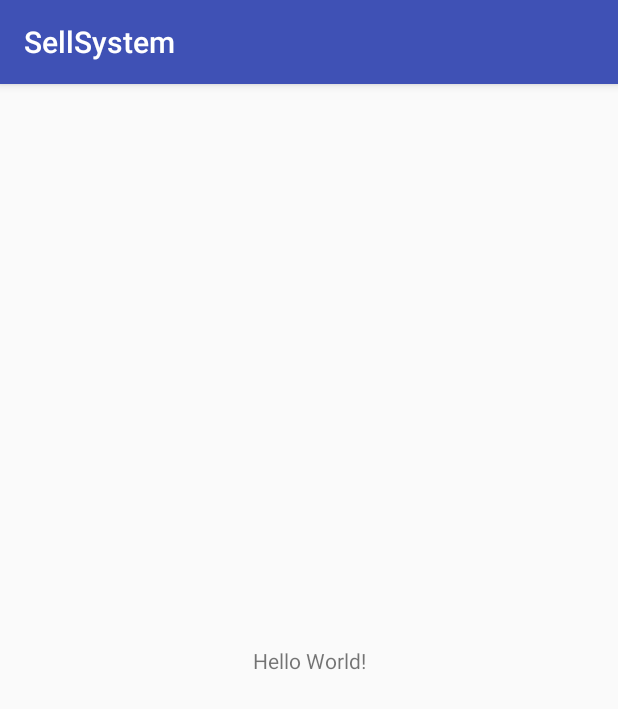
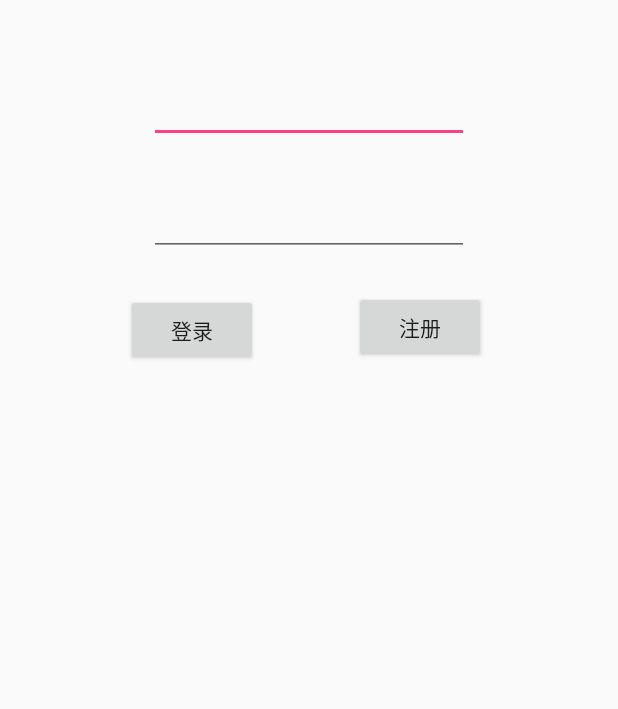
Before and after one commit to lqhshishen/SellSystem, an Android app: the screen it shows after launch (MainActivity before the commit, LoginActivity after it), on a phone screen of 412 x 824 dp. Shown: the top 709 px of the screen. Run offline under Robolectric (Android 15) with nearby library versions, the phone set to English and light mode, and no system bars; our stand-ins replace ButterKnife.

Commit message:
登录页面（暂时

```diff
--- /dev/null
+++ b/app/src/main/java/com/sell/liqihao/sellsystem/Login/LoginActivity.java
@@ -0,0 +1,49 @@
+package com.sell.liqihao.sellsystem.Login;
+
+import android.app.Activity;
+import android.support.v7.app.AppCompatActivity;
+import android.os.Bundle;
+import android.view.View;
+import android.widget.Button;
+import android.widget.EditText;
+import android.widget.Toast;
+
+import com.sell.liqihao.sellsystem.R;
+
+import butterknife.BindView;
+import butterknife.ButterKnife;
+import butterknife.OnClick;
+
+public class LoginActivity extends AppCompatActivity {
+
+    Activity mContext;
+
+    @BindView(R.id.edt_password)
+    EditText edtpassword;
+    @BindView(R.id.edt_username)
+    EditText edtusername;
+    @BindView(R.id.login_btn_login)
+    Button btnlogin;
+    @BindView(R.id.login_btn_register)
+    Button btnregister;
+
+    @Override
+    protected void onCreate(Bundle savedInstanceState) {
+        super.onCreate(savedInstanceState);
+        mContext = LoginActivity.this;
+        setContentView(R.layout.activity_login);
+        ButterKnife.bind(mContext);
+    }
+
+    @OnClick({R.id.login_btn_register,R.id.login_btn_login})
+    public void onClick(View view) {
+        switch (view.getId()) {
+            case R.id.login_btn_register:
+                Toast.makeText(mContext, "123", Toast.LENGTH_SHORT).show();
+                break;
+            case R.id.login_btn_login:
+                Toast.makeText(mContext, "1234", Toast.LENGTH_SHORT).show();
+                break;
+        }
+    }
+}
--- a/app/src/main/java/com/sell/liqihao/sellsystem/MainActivity.java
+++ b/app/src/main/java/com/sell/liqihao/sellsystem/MainActivity.java
@@ -1,13 +1,64 @@
 package com.sell.liqihao.sellsystem;
 
+import android.annotation.SuppressLint;
+import android.app.Activity;
+import android.content.Intent;
+import android.os.Handler;
+import android.os.Message;
 import android.support.v7.app.AppCompatActivity;
 import android.os.Bundle;
+import android.view.View;
+import android.widget.Button;
+import android.widget.EditText;
+import android.widget.ImageView;
+import android.widget.Toast;
+
+import com.sell.liqihao.sellsystem.Login.LoginActivity;
+
+import butterknife.BindView;
+import butterknife.ButterKnife;
+import butterknife.OnClick;
 
 public class MainActivity extends AppCompatActivity {
+    Activity mContext;
+    @BindView(R.id.first_img)
+    ImageView firstimage;
+
+
+    @SuppressLint("HandlerLeak")
+    private Handler handle = new Handler() {
+        public void handleMessage(Message msg) {
+            switch (msg.what) {
+                case 1:
+                    handle.postDelayed(new Runnable() {
+                        @Override
+                        public void run() {
+                            Intent intent = new Intent(MainActivity.this, LoginActivity.class);
+                            startActivity(intent);
+                        }
+                    },5 * 1000);
+                    break;
+            }
+        }
+    };
 
     @Override
     protected void onCreate(Bundle savedInstanceState) {
         super.onCreate(savedInstanceState);
+        mContext = MainActivity.this;
         setContentView(R.layout.activity_main);
+        ButterKnife.bind(mContext);
+        Message message = new Message();
+        message.what = 1;
+        handle.sendMessage(message);
+    }
+
+    @OnClick(R.id.first_img)
+    public void onClick(View view) {
+        switch(view.getId()){
+            case R.id.first_img:
+                Intent intent = new Intent(MainActivity.this, LoginActivity.class);
+                startActivity(intent);
+        }
     }
 }
--- /dev/null
+++ b/app/src/main/res/layout/activity_login.xml
@@ -0,0 +1,63 @@
+<?xml version="1.0" encoding="utf-8"?>
+<android.support.constraint.ConstraintLayout xmlns:android="http://schemas.android.com/apk/res/android"
+    xmlns:app="http://schemas.android.com/apk/res-auto"
+    xmlns:tools="http://schemas.android.com/tools"
+    android:layout_width="match_parent"
+    android:layout_height="match_parent"
+    tools:context="com.sell.liqihao.sellsystem.Login.LoginActivity">
+
+    <EditText
+        android:id="@+id/edt_username"
+        android:layout_width="wrap_content"
+        android:layout_height="wrap_content"
+        android:layout_marginEnd="8dp"
+        android:layout_marginStart="8dp"
+        android:layout_marginTop="50dp"
+        android:ems="10"
+        android:inputType="textPersonName"
+        app:layout_constraintEnd_toEndOf="parent"
+        app:layout_constraintStart_toStartOf="parent"
+        app:layout_constraintTop_toTopOf="parent"
+        tools:ignore="LabelFor" />
+
+    <EditText
+        android:id="@+id/edt_password"
+        android:layout_width="wrap_content"
+        android:layout_height="wrap_content"
+        android:layout_marginEnd="8dp"
+        android:layout_marginStart="8dp"
+        android:layout_marginTop="30dp"
+        android:ems="10"
+        android:inputType="textPassword"
+        app:layout_constraintEnd_toEndOf="parent"
+        app:layout_constraintStart_toStartOf="parent"
+        app:layout_constraintTop_toBottomOf="@+id/edt_username"
+        tools:ignore="LabelFor" />
+
+    <Button
+        android:id="@+id/login_btn_login"
+        android:layout_width="wrap_content"
+        android:layout_height="wrap_content"
+        android:layout_marginBottom="8dp"
+        android:layout_marginStart="84dp"
+        android:layout_marginTop="20dp"
+        android:text="@string/btn_login"
+        app:layout_constraintBottom_toBottomOf="parent"
+        app:layout_constraintStart_toStartOf="parent"
+        app:layout_constraintTop_toBottomOf="@+id/edt_password"
+        app:layout_constraintVertical_bias="0.009" />
+
+    <Button
+        android:id="@+id/login_btn_register"
+        android:layout_width="wrap_content"
+        android:layout_height="wrap_content"
+        android:layout_marginBottom="8dp"
+        android:layout_marginEnd="88dp"
+        android:layout_marginTop="20dp"
+        android:text="@string/btn_register"
+        app:layout_constraintBottom_toBottomOf="parent"
+        app:layout_constraintEnd_toEndOf="parent"
+        app:layout_constraintTop_toBottomOf="@+id/edt_password"
+        app:layout_constraintVertical_bias="0.006" />
+
+</android.support.constraint.ConstraintLayout>
--- a/app/src/main/res/layout/activity_main.xml
+++ b/app/src/main/res/layout/activity_main.xml
@@ -1,19 +1,12 @@
 <?xml version="1.0" encoding="utf-8"?>
-<android.support.constraint.ConstraintLayout
+
+<FrameLayout
     xmlns:android="http://schemas.android.com/apk/res/android"
-    xmlns:tools="http://schemas.android.com/tools"
-    xmlns:app="http://schemas.android.com/apk/res-auto"
     android:layout_width="match_parent"
-    android:layout_height="match_parent"
-    tools:context="com.sell.liqihao.sellsystem.MainActivity">
-
-    <TextView
-        android:layout_width="wrap_content"
-        android:layout_height="wrap_content"
-        android:text="Hello World!"
-        app:layout_constraintBottom_toBottomOf="parent"
-        app:layout_constraintLeft_toLeftOf="parent"
-        app:layout_constraintRight_toRightOf="parent"
-        app:layout_constraintTop_toTopOf="parent" />
-
-</android.support.constraint.ConstraintLayout>
+    android:layout_height="match_parent">
+    <ImageView
+        android:id="@+id/first_img"
+        android:layout_width="match_parent"
+        android:layout_height="match_parent"
+        android:src="@mipmap/mainpic"/>
+</FrameLayout>
--- /dev/null
+++ b/app/src/main/res/values/dimens.xml
@@ -0,0 +1,5 @@
+<resources>
+    <!-- Default screen margins, per the Android Design guidelines. -->
+    <dimen name="activity_horizontal_margin">16dp</dimen>
+    <dimen name="activity_vertical_margin">16dp</dimen>
+</resources>
--- a/app/src/main/res/values/styles.xml
+++ b/app/src/main/res/values/styles.xml
@@ -1,7 +1,7 @@
 <resources>
 
     <!-- Base application theme. -->
-    <style name="AppTheme" parent="Theme.AppCompat.Light.DarkActionBar">
+    <style name="AppTheme" parent="Theme.AppCompat.Light.NoActionBar">
         <!-- Customize your theme here. -->
         <item name="colorPrimary">@color/colorPrimary</item>
         <item name="colorPrimaryDark">@color/colorPrimaryDark</item>
```
Also changed, not shown: app/build.gradle (+10 -1 lines), app/src/main/AndroidManifest.xml (+12 -3 lines), app/src/main/java/com/sell/liqihao/sellsystem/App/UserBean.java (added, +37 -0 lines), app/src/main/res/values/strings.xml (+17 -0 lines), app/src/main/res/mipmap-xhdpi/mainpic.jpg (added).
